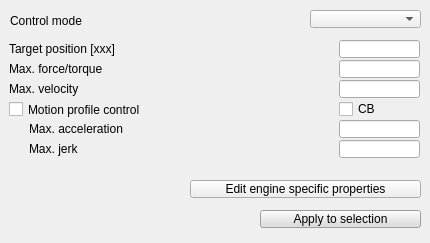
The window that ui/qdlgjointdyn.ui (CoppeliaRobotics/coppeliaSimLib) describes before a commit, drawn with Qt 5.
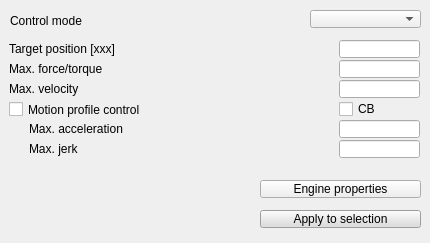
The same window after the commit.

What changed in the file:
```diff
--- a/ui/qdlgjointdyn.ui
+++ b/ui/qdlgjointdyn.ui
@@ -477,9 +477,9 @@
   <widget class="QToolButton" name="qqAdjustEngineProperties">
    <property name="geometry">
     <rect>
-     <x>190</x>
+     <x>260</x>
      <y>180</y>
-     <width>231</width>
+     <width>161</width>
      <height>18</height>
     </rect>
    </property>
@@ -487,7 +487,7 @@
     <enum>Qt::StrongFocus</enum>
    </property>
    <property name="text">
-    <string>Edit engine specific properties</string>
+    <string>Engine properties</string>
    </property>
   </widget>
   <widget class="QStackedWidget" name="qqStack">
```
